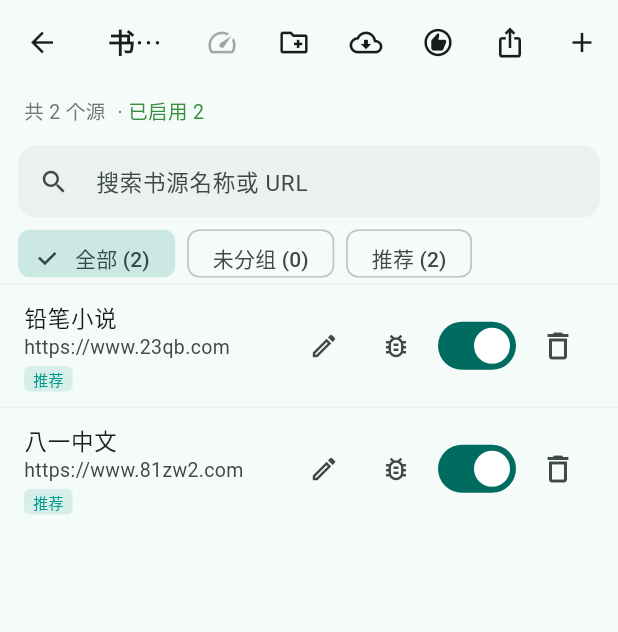
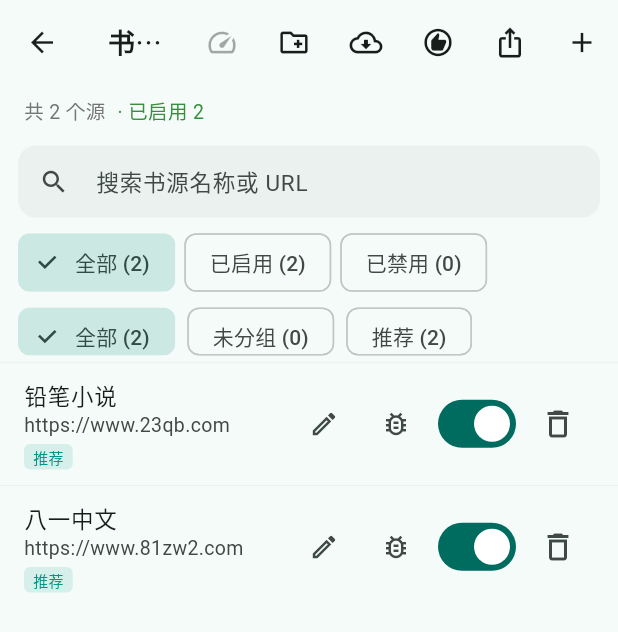
Before and after one commit to duzou2026/book_reader, a Flutter app: the BookSourcesPage screen opened by its route, on a phone screen of 412 x 824 dp. Shown: the top 632 px of the screen. Run offline on Flutter 3.47's test engine with Material 3 defaults, Android fonts, the phone set to English and light mode, and no system bars; our stand-ins replace dio, flutter_html, flutter_riverpod, flutter_tts, freezed_annotation, go_router and 2 more; missing offline and left inert: audio_session, edge_tts, flutter_js, gbk_codec; accounts and stored records are empty; network calls fail.

Commit message:
release(v0.14.0): 书源状态筛选+搜索结果长按加入书架+目录滚动优化

```diff
--- a/lib/ui/book_sources/book_sources_page.dart
+++ b/lib/ui/book_sources/book_sources_page.dart
@@ -42,6 +42,9 @@ class _BookSourcesPageState extends ConsumerState<BookSourcesPage> {
 
   /// 当前分组筛选（null = 全部，'' = 未分组）。
   String? _selectedGroup;
+
+  /// 状态筛选：null=全部，true=仅启用，false=仅禁用。
+  bool? _statusFilter;
 
   @override
   void initState() {
@@ -791,6 +794,26 @@ class _BookSourcesPageState extends ConsumerState<BookSourcesPage> {
                   ),
                 ),
               ),
+              // 状态筛选条
+              Padding(
+                padding:
+                    const EdgeInsets.symmetric(horizontal: 12, vertical: 2),
+                child: Row(
+                  children: [
+                    _statusChip(null, '全部', _lastList.length),
+                    const SizedBox(width: 6),
+                    _statusChip(
+                        true,
+                        '已启用',
+                        _lastList.where((s) => s.enabled).length),
+                    const SizedBox(width: 6),
+                    _statusChip(
+                        false,
+                        '已禁用',
+                        _lastList.where((s) => !s.enabled).length),
+                  ],
+                ),
+              ),
               // 分组筛选条
               if (groups.isNotEmpty)
                 SizedBox(
@@ -921,6 +944,9 @@ class _BookSourcesPageState extends ConsumerState<BookSourcesPage> {
 
   List<BookSource> _filteredList(List<BookSource> all) {
     var list = all;
+    if (_statusFilter != null) {
+      list = list.where((s) => s.enabled == _statusFilter).toList();
+    }
     if (_selectedGroup != null) {
       if (_selectedGroup!.isEmpty) {
         list = list.where((s) => (s.bookSourceGroup ?? '').isEmpty).toList();
@@ -950,4 +976,20 @@ class _BookSourcesPageState extends ConsumerState<BookSourcesPage> {
       ),
     );
   }
+
+  Widget _statusChip(bool? key, String label, int count) {
+    final selected = _statusFilter == key;
+    Color? color;
+    if (key == true) color = Colors.green;
+    if (key == false) color = Colors.grey;
+    return FilterChip(
+      label: Text('$label ($count)'),
+      selected: selected,
+      selectedColor: color?.withOpacity(0.15),
+      checkmarkColor: color,
+      onSelected: (_) => setState(() {
+        _statusFilter = selected ? null : key;
+      }),
+    );
+  }
 }
--- a/pubspec.yaml
+++ b/pubspec.yaml
@@ -1,7 +1,7 @@
 name: book_reader
 description: 全网搜书/看书/听书 App
 publish_to: 'none'
-version: 0.13.0+31
+version: 0.14.0+32
 
 environment:
   sdk: '>=3.0.0 <4.0.0'
```
Also changed, not shown: lib/ui/search/search_result_tile.dart (+49 -2 lines).
